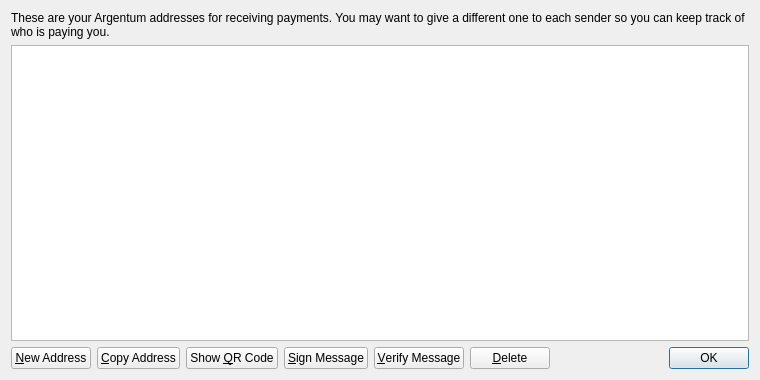
The window that src/qt/forms/addressbookpage.ui (transacx/ARG) describes before a commit, drawn with Qt 5.
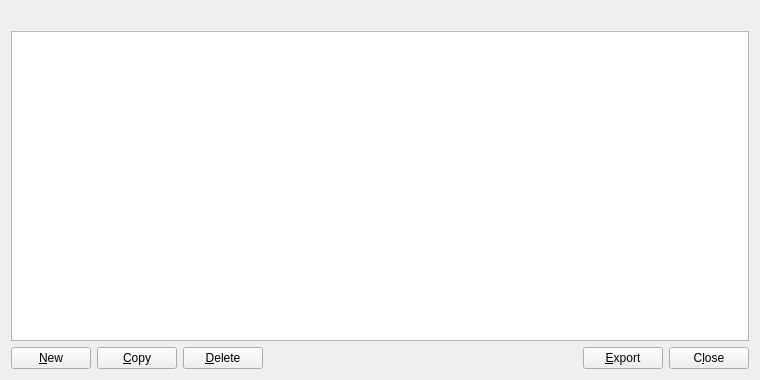
The same window after the commit. Icons and pictures are not drawn.

```diff
--- a/src/qt/forms/addressbookpage.ui
+++ b/src/qt/forms/addressbookpage.ui
@@ -16,9 +16,6 @@
   <layout class="QVBoxLayout" name="verticalLayout">
    <item>
     <widget class="QLabel" name="labelExplanation">
-     <property name="text">
-      <string>These are your Argentum addresses for receiving payments. You may want to give a different one to each sender so you can keep track of who is paying you.</string>
-     </property>
      <property name="textFormat">
       <enum>Qt::PlainText</enum>
      </property>
@@ -63,7 +60,7 @@
         <string>Create a new address</string>
        </property>
        <property name="text">
-        <string>&amp;New Address</string>
+        <string>&amp;New</string>
        </property>
        <property name="icon">
         <iconset resource="../bitcoin.qrc">
@@ -77,7 +74,7 @@
         <string>Copy the currently selected address to the system clipboard</string>
        </property>
        <property name="text">
-        <string>&amp;Copy Address</string>
+        <string>&amp;Copy</string>
        </property>
        <property name="icon">
         <iconset resource="../bitcoin.qrc">
@@ -86,48 +83,9 @@
       </widget>
      </item>
      <item>
-      <widget class="QPushButton" name="showQRCode">
-       <property name="text">
-        <string>Show &amp;QR Code</string>
-       </property>
-       <property name="icon">
-        <iconset resource="../bitcoin.qrc">
-         <normaloff>:/icons/qrcode</normaloff>:/icons/qrcode</iconset>
-       </property>
-      </widget>
-     </item>
-     <item>
-      <widget class="QPushButton" name="signMessage">
+      <widget class="QPushButton" name="deleteAddress">
        <property name="toolTip">
-        <string>Sign a message to prove you own a Bitcoin address</string>
-       </property>
-       <property name="text">
-        <string>&amp;Sign Message</string>
-       </property>
-       <property name="icon">
-        <iconset resource="../bitcoin.qrc">
-         <normaloff>:/icons/edit</normaloff>:/icons/edit</iconset>
-       </property>
-      </widget>
-     </item>
-     <item>
-      <widget class="QPushButton" name="verifyMessage">
-       <property name="toolTip">
-        <string>Verify a message to ensure it was signed with a specified Bitcoin address</string>
-       </property>
-       <property name="text">
-        <string>&amp;Verify Message</string>
-       </property>
-       <property name="icon">
-        <iconset resource="../bitcoin.qrc">
-         <normaloff>:/icons/transaction_0</normaloff>:/icons/transaction_0</iconset>
-       </property>
-      </widget>
-     </item>
-     <item>
-      <widget class="QPushButton" name="deleteButton">
-       <property name="toolTip">
-        <string>Delete the currently selected address from the list. Only sending addresses can be deleted.</string>
+        <string>Delete the currently selected address from the list</string>
        </property>
        <property name="text">
         <string>&amp;Delete</string>
@@ -152,15 +110,29 @@
       </spacer>
      </item>
      <item>
-      <widget class="QDialogButtonBox" name="buttonBox">
+      <widget class="QPushButton" name="exportButton">
+       <property name="toolTip">
+        <string>Export the data in the current tab to a file</string>
+       </property>
+       <property name="text">
+        <string>&amp;Export</string>
+       </property>
+       <property name="icon">
+        <iconset resource="../argentum.qrc">
+         <normaloff>:/icons/export</normaloff>:/icons/export</iconset>
+       </property>
+      </widget>
+     </item>
+     <item>
+      <widget class="QPushButton" name="closeButton">
        <property name="sizePolicy">
-        <sizepolicy hsizetype="Maximum" vsizetype="Fixed">
+        <sizepolicy hsizetype="Minimum" vsizetype="Minimum">
          <horstretch>0</horstretch>
          <verstretch>0</verstretch>
         </sizepolicy>
        </property>
-       <property name="standardButtons">
-        <set>QDialogButtonBox::Ok</set>
+       <property name="text">
+        <string>C&amp;lose</string>
        </property>
       </widget>
      </item>
```
Left out of the diff: 15 changed lines with no effect on the pictures.
